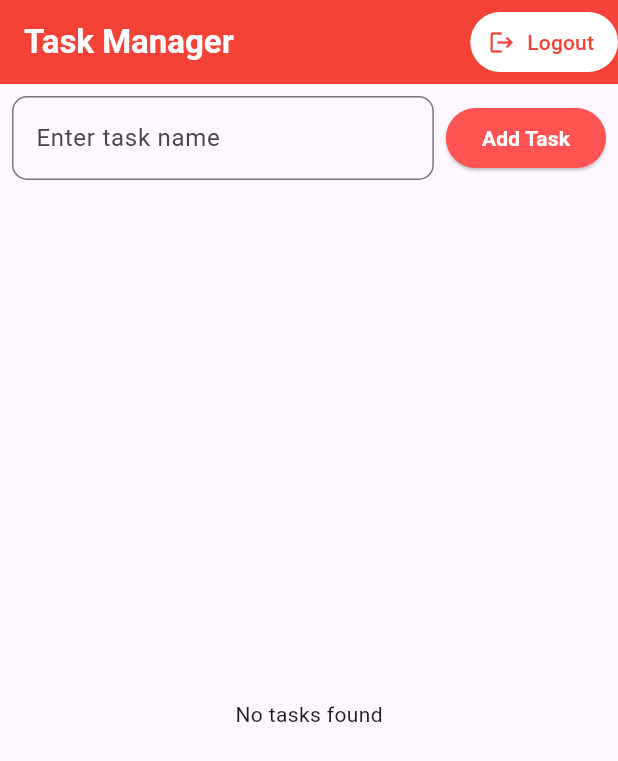
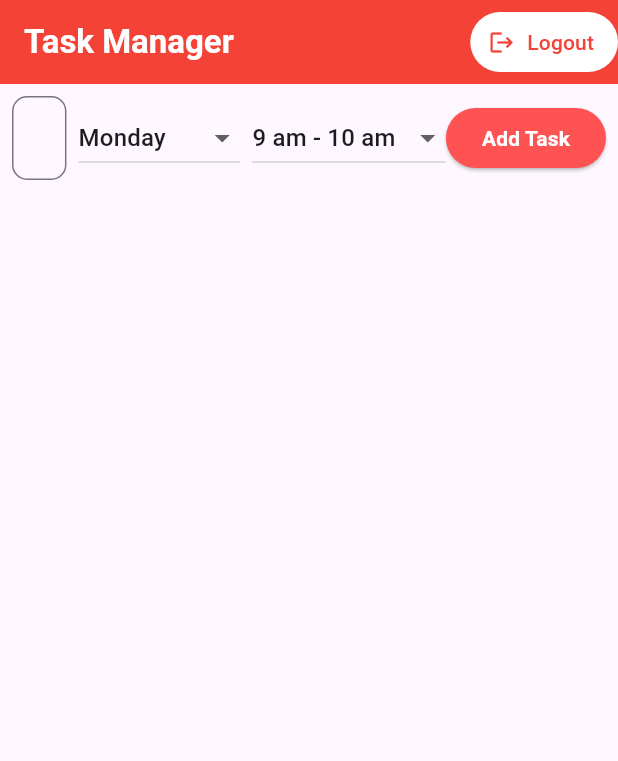
Before and after one commit to bpham30/FlutterTaskManager, a Flutter app: the screen it shows once a user with an empty profile is signed in, after a tap on "Add Task", on a phone screen of 412 x 824 dp. Shown: the top 761 px of the screen. Run offline on Flutter 3.47's test engine with Material 3 defaults, Android fonts, the phone set to English and light mode, and no system bars; our stand-ins replace cloud_firestore, firebase_auth, firebase_core; accounts and stored records are empty.

Commit message:
add: nested sublist

```diff
--- a/task_app/lib/task_list.dart
+++ b/task_app/lib/task_list.dart
@@ -9,6 +9,31 @@ class TaskListScreen extends StatefulWidget {
 }
 
 class _TaskListScreenState extends State<TaskListScreen> {
+  //day and time slot
+  String _selectedDay = 'Monday';
+  String _selectedTimeSlot = '9 am - 10 am';
+
+  final List<String> _days = [
+    'Monday',
+    'Tuesday',
+    'Wednesday',
+    'Thursday',
+    'Friday',
+    'Saturday',
+    'Sunday'
+  ];
+
+  final List<String> _timeSlots = [
+    '9 am - 10 am',
+    '10 am - 11 am',
+    '11 am - 12 pm',
+    '12 pm - 1 pm',
+    '1 pm - 2 pm',
+    '2 pm - 3 pm',
+    '3 pm - 4 pm',
+    '4 pm - 5 pm'
+  ];
+
   //task input controller
   final TextEditingController _taskController = TextEditingController();
 
@@ -24,7 +49,7 @@ class _TaskListScreenState extends State<TaskListScreen> {
   }
 
   //funct to add task to firestore
-  Future<void> _addTask(String taskName) async {
+  Future<void> _addTask(String taskName, String day, String timeSlot) async {
     //check if task name is not empty
     if (taskName.isNotEmpty && _user != null) {
       //add task to firestore
@@ -34,6 +59,8 @@ class _TaskListScreenState extends State<TaskListScreen> {
         'isCompleted': false,
         'timestamp': FieldValue.serverTimestamp(),
         'userId': _user.uid,
+        'day': day,
+        'timeSlot': timeSlot,
       });
       //clear task input field
       _taskController.clear();
@@ -97,10 +124,42 @@ class _TaskListScreenState extends State<TaskListScreen> {
                   ),
                 ),
                 const SizedBox(width: 8),
+                //dropdown day
+                DropdownButton<String>(
+                  value: _selectedDay,
+                  items: _days.map((String day) {
+                    return DropdownMenuItem<String>(
+                      value: day,
+                      child: Text(day),
+                    );
+                  }).toList(),
+                  onChanged: (String? newDay) {
+                    setState(() {
+                      _selectedDay = newDay!;
+                    });
+                  },
+                ),
+                const SizedBox(width: 8),
+                //dropdown time slot
+                DropdownButton<String>(
+                  value: _selectedTimeSlot,
+                  items: _timeSlots.map((String slot) {
+                    return DropdownMenuItem<String>(
+                      value: slot,
+                      child: Text(slot),
+                    );
+                  }).toList(),
+                  onChanged: (String? newSlot) {
+                    setState(() {
+                      _selectedTimeSlot = newSlot!;
+                    });
+                  },
+                ),
                 //add task btn
                 ElevatedButton(
                   onPressed: () {
-                    _addTask(_taskController.text);
+                    _addTask(
+                        _taskController.text, _selectedDay, _selectedTimeSlot);
                   },
                   style: ElevatedButton.styleFrom(
                     backgroundColor: Colors.redAccent,
@@ -118,7 +177,7 @@ class _TaskListScreenState extends State<TaskListScreen> {
           //task list
           Expanded(
             child: StreamBuilder<QuerySnapshot>(
-              // Stream for tasks filtered by userId
+              //get tasks
               stream: _firestore
                   .collection('tasks')
                   .where('userId', isEqualTo: _user.uid)
@@ -126,52 +185,80 @@ class _TaskListScreenState extends State<TaskListScreen> {
                   .snapshots(),
               builder: (context, snapshot) {
                 //loading
-                if (snapshot.connectionState == ConnectionState.waiting) {
+                if (!snapshot.hasData) {
                   return const Center(child: CircularProgressIndicator());
                 }
-                //error
-                if (snapshot.hasError) {
-                  return const Center(child: Text("Error loading tasks. Please log out and try again."));
+
+                //group tasks by day and time slot
+                final tasks = snapshot.data!.docs;
+                final Map<String, Map<String, List<DocumentSnapshot>>>
+                    groupedTasks = {};
+                //loop through tasks and group them by day and time slot
+                for (var task in tasks) {
+                  final taskData = task.data() as Map<String, dynamic>;
+                  final day = taskData['day'] as String;
+                  final timeSlot = taskData['timeSlot'] as String;
+
+                  if (!groupedTasks.containsKey(day)) {
+                    groupedTasks[day] = {};
                   }
-                //no tasks found
-                if (!snapshot.hasData || snapshot.data!.docs.isEmpty) {
-                  return const Center(child: Text("No tasks found"));
+                  if (!groupedTasks[day]!.containsKey(timeSlot)) {
+                    groupedTasks[day]![timeSlot] = [];
                   }
-                //tasks found
-                final tasks = snapshot.data!.docs;
+                  groupedTasks[day]![timeSlot]!.add(task);
+                }
 
-                //task list
-                return ListView.builder(
-                  itemCount: tasks.length,
-                  itemBuilder: (context, index) {
-                    //task data
-                    final task = tasks[index];
-                    final taskData = task.data() as Map<String, dynamic>;
-                    final taskId = task.id;
+                //display tasks
+                return ListView(
+                  //grouped tasks
+                  children: groupedTasks.entries.map((dayEntry) {
+                    final day = dayEntry.key;
+                    final timeSlots = dayEntry.value;
+
+                    return ExpansionTile(
+                      initiallyExpanded: true,
+                      title: Text(day,
+                          style: const TextStyle(fontWeight: FontWeight.bold)),
+                      children: timeSlots.entries.map((timeSlotEntry) {
+                        final timeSlot = timeSlotEntry.key;
+                        final tasks = timeSlotEntry.value;
+
+                        return ExpansionTile(
+                          initiallyExpanded: true,
+                          title: Text(timeSlot,
+                              style: TextStyle(color: Colors.grey[600])),
+                          children: tasks.map((task) {
+                            final taskData =
+                                task.data() as Map<String, dynamic>;
                             final taskName = taskData['name'];
                             final isCompleted = taskData['isCompleted'];
 
-                    //task list tile
                             return ListTile(
                               title: Text(
                                 taskName,
                                 style: TextStyle(
-                          decoration:
-                              isCompleted ? TextDecoration.lineThrough : null,
+                                  decoration: isCompleted
+                                      ? TextDecoration.lineThrough
+                                      : null,
                                 ),
                               ),
-                      //complete task check
+                              //complete task
                               leading: Checkbox(
                                 value: isCompleted,
-                        onChanged: (value) => _completeTask(taskId, value!),
+                                onChanged: (value) =>
+                                    _completeTask(task.id, value!),
                               ),
-                      //delete task btn
+                              //delete task
                               trailing: IconButton(
                                 icon: const Icon(Icons.delete),
-                        onPressed: () => _deleteTask(taskId),
+                                onPressed: () => _deleteTask(task.id),
                               ),
                             );
-                  },
+                          }).toList(),
+                        );
+                      }).toList(),
+                    );
+                  }).toList(),
                 );
               },
             ),
```
Lines whose indentation alone changed are shown as unchanged.
